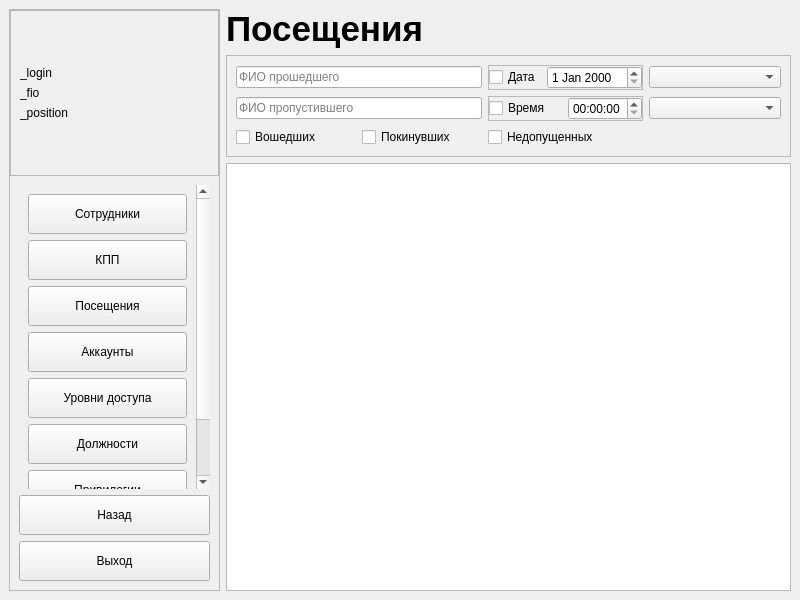
Old version of the form Checkpoint_Desktop/mainwindow.ui in the repository skripach2111/Checkpoint.
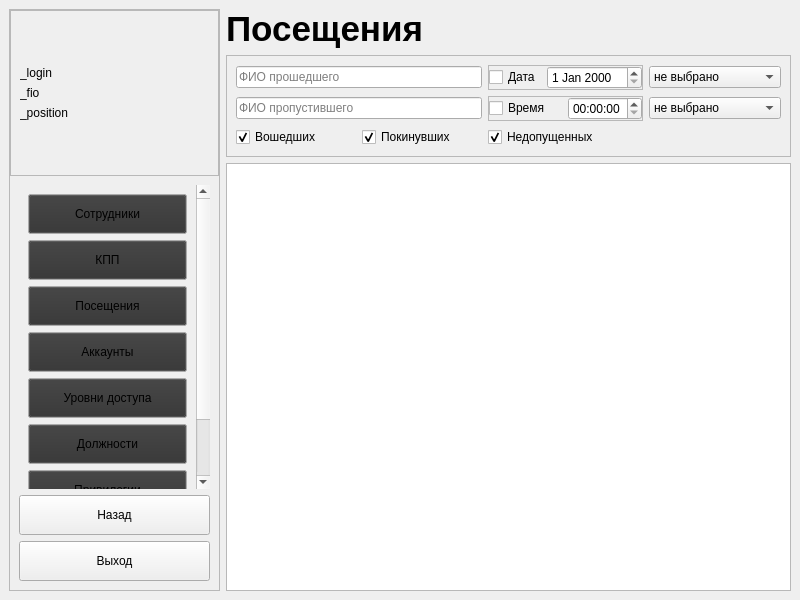
New version of the form.

Patch:
```diff
--- a/Checkpoint_Desktop/mainwindow.ui
+++ b/Checkpoint_Desktop/mainwindow.ui
@@ -666,16 +666,47 @@
                </item>
                <item row="0" column="3">
                 <widget class="QComboBox" name="comboBox_filterAuthorizationByCheckpoint">
+                 <property name="editable">
+                  <bool>false</bool>
+                 </property>
+                 <property name="currentText">
+                  <string>не выбрано</string>
+                 </property>
+                 <property name="currentIndex">
+                  <number>0</number>
+                 </property>
+                 <property name="insertPolicy">
+                  <enum>QComboBox::InsertAtTop</enum>
+                 </property>
                  <property name="placeholderText">
                   <string>Пропускной пункт</string>
                  </property>
+                 <property name="frame">
+                  <bool>true</bool>
+                 </property>
+                 <item>
+                  <property name="text">
+                   <string>не выбрано</string>
+                  </property>
+                 </item>
                 </widget>
                </item>
                <item row="1" column="3">
                 <widget class="QComboBox" name="comboBox_filterAuthorizationByLvlAccess">
+                 <property name="currentIndex">
+                  <number>0</number>
+                 </property>
+                 <property name="insertPolicy">
+                  <enum>QComboBox::InsertAtTop</enum>
+                 </property>
                  <property name="placeholderText">
                   <string>Уровень доступа</string>
                  </property>
+                 <item>
+                  <property name="text">
+                   <string>не выбрано</string>
+                  </property>
+                 </item>
                 </widget>
                </item>
                <item row="1" column="0" colspan="2">
@@ -734,6 +765,12 @@
                  <property name="text">
                   <string>Вошедших</string>
                  </property>
+                 <property name="checked">
+                  <bool>true</bool>
+                 </property>
+                 <property name="tristate">
+                  <bool>false</bool>
+                 </property>
                 </widget>
                </item>
                <item row="2" column="1">
@@ -741,6 +778,9 @@
                  <property name="text">
                   <string>Покинувших</string>
                  </property>
+                 <property name="checked">
+                  <bool>true</bool>
+                 </property>
                 </widget>
                </item>
                <item row="2" column="2">
@@ -748,6 +788,9 @@
                  <property name="text">
                   <string>Недопущенных</string>
                  </property>
+                 <property name="checked">
+                  <bool>true</bool>
+                 </property>
                 </widget>
                </item>
               </layout>
@@ -1213,6 +1256,43 @@
                           <height>40</height>
                          </size>
                         </property>
+                        <property name="palette">
+                         <palette>
+                          <active>
+                           <colorrole role="Button">
+                            <brush brushstyle="SolidPattern">
+                             <color alpha="255">
+                              <red>50</red>
+                              <green>50</green>
+                              <blue>50</blue>
+                             </color>
+                            </brush>
+                           </colorrole>
+                          </active>
+                          <inactive>
+                           <colorrole role="Button">
+                            <brush brushstyle="SolidPattern">
+                             <color alpha="255">
+                              <red>50</red>
+                              <green>50</green>
+                              <blue>50</blue>
+                             </color>
+                            </brush>
+                           </colorrole>
+                          </inactive>
+                          <disabled>
+                           <colorrole role="Button">
+                            <brush brushstyle="SolidPattern">
+                             <color alpha="255">
+                              <red>50</red>
+                              <green>50</green>
+                              <blue>50</blue>
+                             </color>
+                            </brush>
+                           </colorrole>
+                          </disabled>
+                         </palette>
+                        </property>
                         <property name="text">
                          <string>Сотрудники</string>
                         </property>
@@ -1235,9 +1315,52 @@
                           <height>40</height>
                          </size>
                         </property>
+                        <property name="palette">
+                         <palette>
+                          <active>
+                           <colorrole role="Button">
+                            <brush brushstyle="SolidPattern">
+                             <color alpha="255">
+                              <red>50</red>
+                              <green>50</green>
+                              <blue>50</blue>
+                             </color>
+                            </brush>
+                           </colorrole>
+                          </active>
+                          <inactive>
+                           <colorrole role="Button">
+                            <brush brushstyle="SolidPattern">
+                             <color alpha="255">
+                              <red>50</red>
+                              <green>50</green>
+                              <blue>50</blue>
+                             </color>
+                            </brush>
+                           </colorrole>
+                          </inactive>
+                          <disabled>
+                           <colorrole role="Button">
+                            <brush brushstyle="SolidPattern">
+                             <color alpha="255">
+                              <red>50</red>
+                              <green>50</green>
+                              <blue>50</blue>
+                             </color>
+                            </brush>
+                           </colorrole>
+                          </disabled>
+                         </palette>
+                        </property>
                         <property name="text">
                          <string>КПП</string>
                         </property>
+                        <property name="default">
+                         <bool>false</bool>
+                        </property>
+                        <property name="flat">
+                         <bool>false</bool>
+                        </property>
                        </widget>
                       </item>
                       <item>
@@ -1248,9 +1371,52 @@
                           <height>40</height>
                          </size>
                         </property>
+                        <property name="palette">
+                         <palette>
+                          <active>
+                           <colorrole role="Button">
+                            <brush brushstyle="SolidPattern">
+                             <color alpha="255">
+                              <red>50</red>
+                              <green>50</green>
+                              <blue>50</blue>
+                             </color>
+                            </brush>
+                           </colorrole>
+                          </active>
+                          <inactive>
+                           <colorrole role="Button">
+                            <brush brushstyle="SolidPattern">
+                             <color alpha="255">
+                              <red>50</red>
+                              <green>50</green>
+                              <blue>50</blue>
+                             </color>
+                            </brush>
+                           </colorrole>
+                          </inactive>
+                          <disabled>
+                           <colorrole role="Button">
+                            <brush brushstyle="SolidPattern">
+                             <color alpha="255">
+                              <red>50</red>
+                              <green>50</green>
+                              <blue>50</blue>
+                             </color>
+                            </brush>
+                           </colorrole>
+                          </disabled>
+                         </palette>
+                        </property>
                         <property name="text">
                          <string>Посещения</string>
                         </property>
+                        <property name="default">
+                         <bool>false</bool>
+                        </property>
+                        <property name="flat">
+                         <bool>false</bool>
+                        </property>
                        </widget>
                       </item>
                       <item>
@@ -1261,9 +1427,52 @@
                           <height>40</height>
                          </size>
                         </property>
+                        <property name="palette">
+                         <palette>
+                          <active>
+                           <colorrole role="Button">
+                            <brush brushstyle="SolidPattern">
+                             <color alpha="255">
+                              <red>50</red>
+                              <green>50</green>
+                              <blue>50</blue>
+                             </color>
+                            </brush>
+                           </colorrole>
+                          </active>
+                          <inactive>
+                           <colorrole role="Button">
+                            <brush brushstyle="SolidPattern">
+                             <color alpha="255">
+                              <red>50</red>
+                              <green>50</green>
+                              <blue>50</blue>
+                             </color>
+                            </brush>
+                           </colorrole>
+                          </inactive>
+                          <disabled>
+                           <colorrole role="Button">
+                            <brush brushstyle="SolidPattern">
+                             <color alpha="255">
+                              <red>50</red>
+                              <green>50</green>
+                              <blue>50</blue>
+                             </color>
+                            </brush>
+                           </colorrole>
+                          </disabled>
+                         </palette>
+                        </property>
                         <property name="text">
                          <string>Аккаунты</string>
                         </property>
+                        <property name="default">
+                         <bool>false</bool>
+                        </property>
+                        <property name="flat">
+                         <bool>false</bool>
+                        </property>
                        </widget>
                       </item>
                       <item>
@@ -1274,9 +1483,52 @@
                           <height>40</height>
                          </size>
                         </property>
+                        <property name="palette">
+                         <palette>
+                          <active>
+                           <colorrole role="Button">
+                            <brush brushstyle="SolidPattern">
+                             <color alpha="255">
+                              <red>50</red>
+                              <green>50</green>
+                              <blue>50</blue>
+                             </color>
+                            </brush>
+                           </colorrole>
+                          </active>
+                          <inactive>
+                           <colorrole role="Button">
+                            <brush brushstyle="SolidPattern">
+                             <color alpha="255">
+                              <red>50</red>
+                              <green>50</green>
+                              <blue>50</blue>
+                             </color>
+                            </brush>
+                           </colorrole>
+                          </inactive>
+                          <disabled>
+                           <colorrole role="Button">
+                            <brush brushstyle="SolidPattern">
+                             <color alpha="255">
+                              <red>50</red>
+                              <green>50</green>
+                              <blue>50</blue>
+                             </color>
+                            </brush>
+                           </colorrole>
+                          </disabled>
+                         </palette>
+                        </property>
                         <property name="text">
                          <string>Уровни доступа</string>
                         </property>
+                        <property name="default">
+                         <bool>false</bool>
+                        </property>
+                        <property name="flat">
+                         <bool>false</bool>
+                        </property>
                        </widget>
                       </item>
                       <item>
@@ -1287,9 +1539,52 @@
                           <height>40</height>
                          </size>
                         </property>
+                        <property name="palette">
+                         <palette>
+                          <active>
+                           <colorrole role="Button">
+                            <brush brushstyle="SolidPattern">
+                             <color alpha="255">
+                              <red>50</red>
+                              <green>50</green>
+                              <blue>50</blue>
+                             </color>
+                            </brush>
+                           </colorrole>
+                          </active>
+                          <inactive>
+                           <colorrole role="Button">
+                            <brush brushstyle="SolidPattern">
+                             <color alpha="255">
+                              <red>50</red>
+                              <green>50</green>
+                              <blue>50</blue>
+                             </color>
+                            </brush>
+                           </colorrole>
+                          </inactive>
+                          <disabled>
+                           <colorrole role="Button">
+                            <brush brushstyle="SolidPattern">
+                             <color alpha="255">
+                              <red>50</red>
+                              <green>50</green>
+                              <blue>50</blue>
+                             </color>
+                            </brush>
+                           </colorrole>
+                          </disabled>
+                         </palette>
+                        </property>
                         <property name="text">
                          <string>Должности</string>
                         </property>
+                        <property name="default">
+                         <bool>false</bool>
+                        </property>
+                        <property name="flat">
+                         <bool>false</bool>
+                        </property>
                        </widget>
                       </item>
                       <item>
@@ -1300,9 +1595,52 @@
                           <height>40</height>
                          </size>
                         </property>
+                        <property name="palette">
+                         <palette>
+                          <active>
+                           <colorrole role="Button">
+                            <brush brushstyle="SolidPattern">
+                             <color alpha="255">
+                              <red>50</red>
+                              <green>50</green>
+                              <blue>50</blue>
+                             </color>
+                            </brush>
+                           </colorrole>
+                          </active>
+                          <inactive>
+                           <colorrole role="Button">
+                            <brush brushstyle="SolidPattern">
+                             <color alpha="255">
+                              <red>50</red>
+                              <green>50</green>
+                              <blue>50</blue>
+                             </color>
+                            </brush>
+                           </colorrole>
+                          </inactive>
+                          <disabled>
+                           <colorrole role="Button">
+                            <brush brushstyle="SolidPattern">
+                             <color alpha="255">
+                              <red>50</red>
+                              <green>50</green>
+                              <blue>50</blue>
+                             </color>
+                            </brush>
+                           </colorrole>
+                          </disabled>
+                         </palette>
+                        </property>
                         <property name="text">
                          <string>Привилегии</string>
                         </property>
+                        <property name="default">
+                         <bool>false</bool>
+                        </property>
+                        <property name="flat">
+                         <bool>false</bool>
+                        </property>
                        </widget>
                       </item>
                       <item>
```
Left out of the diff: 43 changed lines with no effect on the pictures.
